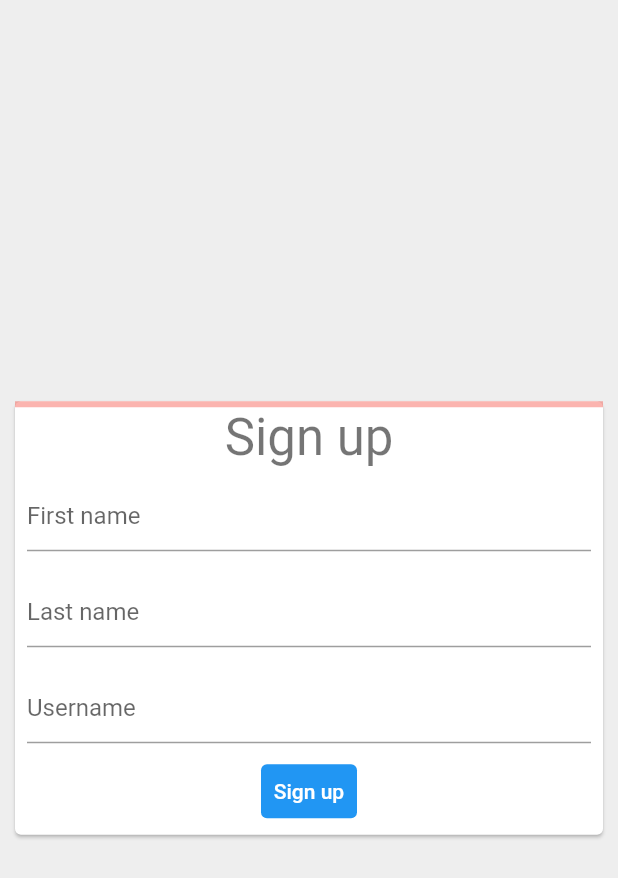
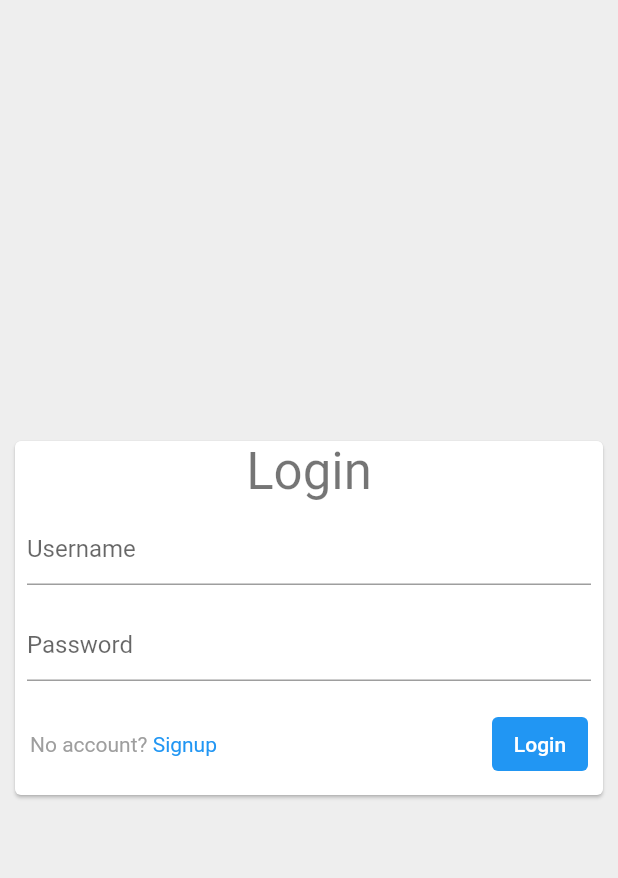
Before and after one commit to RobToombs/flutter_poc, a Flutter app: the screen it shows after launch, on a phone screen of 412 x 824 dp. Shown: the top 878 px of the screen. Run offline on Flutter 3.47's test engine with Material 2 defaults, Android fonts, the phone set to English and light mode, and no system bars.

Commit message:
Added login screen

```diff
--- a/lib/helpers/view_helpers.dart
+++ b/lib/helpers/view_helpers.dart
@@ -1,4 +1,5 @@
 import 'package:flutter/material.dart';
+import 'package:flutter/rendering.dart';
 
 IgnorePointer createTitleRow() {
   return IgnorePointer(
--- /dev/null
+++ b/lib/login/login.dart
@@ -0,0 +1,113 @@
+import 'package:flutter/gestures.dart';
+import 'package:flutter/material.dart';
+
+class LoginScreen extends StatelessWidget {
+  @override
+  Widget build(BuildContext context) {
+    return Scaffold(
+      backgroundColor: Colors.grey[200],
+      body: Center(
+        child: SizedBox(
+          width: 400,
+          child: Card(
+            child: LoginForm(),
+          ),
+        ),
+      ),
+    );
+  }
+}
+
+class LoginForm extends StatefulWidget {
+  @override
+  _LoginFormState createState() => _LoginFormState();
+}
+
+class _LoginFormState extends State<LoginForm> {
+  final _usernameTextController = TextEditingController();
+  final _passwordTextController = TextEditingController();
+  final _formKey = GlobalKey<FormState>();
+
+  String? _validateTextField(String text, String? value) {
+    if (value!.isEmpty) {
+      return text;
+    }
+    return null;
+  }
+
+  void _navigateToAppointments() {
+    Navigator.of(context).pushNamed('/appointments');
+  }
+
+  void _navigateToSignup() {
+    Navigator.of(context).pushNamed('/sign-up');
+  }
+
+  @override
+  Widget build(BuildContext context) {
+    return Form(
+      key: _formKey,
+      child: Column(
+        mainAxisSize: MainAxisSize.min,
+        children: [
+          Text('Login', style: Theme.of(context).textTheme.headline4),
+          Padding(
+            padding: EdgeInsets.all(8.0),
+            child: TextFormField(
+              controller: _usernameTextController,
+              decoration: InputDecoration(hintText: 'Username'),
+              validator: (value) { return _validateTextField('Please enter your username', value); },
+            ),
+          ),
+          Padding(
+            padding: EdgeInsets.all(8.0),
+            child: TextFormField(
+              controller: _passwordTextController,
+              decoration: InputDecoration(hintText: 'Password'),
+              validator: (value) { return _validateTextField('Please enter your password', value); },
+            ),
+          ),
+          Padding(
+            padding: EdgeInsets.only(left: 10.0, top: 10.0, right: 10.0, bottom: 10.0),
+            child: Row (
+              mainAxisAlignment: MainAxisAlignment.spaceBetween,
+              children: [
+                RichText(
+                  text: TextSpan(
+                    style: TextStyle(color: Colors.grey),
+                    children: <TextSpan>[
+                      TextSpan(text: 'No account? '),
+                      TextSpan(
+                          text: 'Signup',
+                          style: TextStyle(color: Colors.blue),
+                          recognizer: TapGestureRecognizer()
+                            ..onTap = () {
+                              _navigateToSignup();
+                            }),
+                    ],
+                  ),
+                ),
+                TextButton(
+                  style: ButtonStyle(
+                    foregroundColor: MaterialStateColor.resolveWith((Set<MaterialState> states) {
+                      return Colors.white;
+                    }),
+                    backgroundColor: MaterialStateColor.resolveWith((Set<MaterialState> states) {
+                      return Colors.blue;
+                    }),
+                  ),
+                  onPressed: () {
+                    if (_formKey.currentState!.validate()) {
+                      _navigateToAppointments();
+                    }
+                  },
+                  child: Text('Login'),
+                ),
+              ]
+            )
+          ),
+        ],
+      ),
+    );
+  }
+}
--- a/lib/main.dart
+++ b/lib/main.dart
@@ -1,6 +1,7 @@
 import 'package:flutter/material.dart';
 
 import 'appointments/appointment_list.dart';
+import 'login/login.dart';
 import 'sign_up/sign_up.dart';
 
 void main() => runApp(SignUpApp());
@@ -9,8 +10,10 @@ class SignUpApp extends StatelessWidget {
   @override
   Widget build(BuildContext context) {
     return MaterialApp(
+      initialRoute: "/login",
       routes: {
-        '/': (context) => SignUpScreen(),
+        '/sign-up': (context) => SignUpScreen(),
+        '/login': (context) => LoginScreen(),
         '/appointments': (context) => AppointmentScreen(),
       },
     );
```
